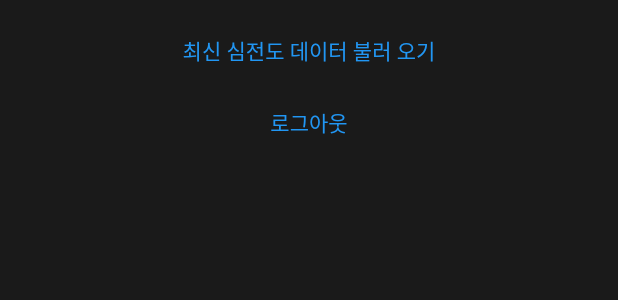
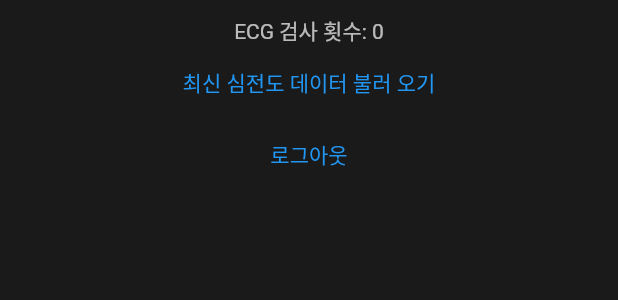
Before and after one commit to JaeeunSkywalker/heart365-for-fitbit, a Flutter app: the MyDataWidget widget shown alone on an empty page, opened directly, after a tap on "최신 심전도 데이터 불러 오기", on a phone screen of 412 x 824 dp. Shown: the top 300 px of the screen. Run offline on Flutter 3.47's test engine with Material 2 defaults, Android fonts, the phone set to English and light mode, and no system bars; our stand-ins replace dio, flutter_riverpod, flutter_secure_storage, riverpod, rxdart, webview_flutter; accounts and stored records are empty; network calls fail.

Commit message:
Chore: ECG 검사 횟수 나오게 함, ECG 데이터를 가장 최신 데이터부터 내림차순으로 정렬

```diff
--- a/lib/views/my_data_widget.dart
+++ b/lib/views/my_data_widget.dart
@@ -25,6 +25,7 @@ class MyDataWidgetState extends ConsumerState<MyDataWidget> {
   String? ecgDataFromFile;
   static const storage = StorageService.storage;
   var service = FitbitApiService();
+  int numberOfEcgReadings = 0;
 
   //페이지네이션을 위한 현재 페이지 인덱스
   int pageIndex = 0;
@@ -57,9 +58,11 @@ class MyDataWidgetState extends ConsumerState<MyDataWidget> {
               if (snapshot.hasData) {
                 return Column(
                   children: [
-                    Text('데이터 기록 시간: ${formattedDate(snapshot.data!.startTime)}'),
+                    Text(
+                        '데이터 기록 시간: ${formattedDate(snapshot.data!.startTime)}'),
                     Text('ECG 측정 시 평균 심박수: ${snapshot.data!.averageHeartRate}'),
-                    Text('ECG 결과: ${getKoreanClassification(snapshot.data!.resultClassification)}'),
+                    Text(
+                        'ECG 결과: ${getKoreanClassification(snapshot.data!.resultClassification)}'),
                     const SizedBox(height: 40.0),
                     CustomPaint(
                       painter: EcgPainter(data: snapshot.data!.waveformSamples),
@@ -86,13 +89,14 @@ class MyDataWidgetState extends ConsumerState<MyDataWidget> {
                   Text("${pageIndex + 1}"), // 사용자에게는 1부터 시작하는 번호로 보여줍니다.
                   IconButton(
                     icon: const Icon(Icons.arrow_right),
-                    onPressed: pageIndex < 2
+                    onPressed: pageIndex < numberOfEcgReadings - 1
                         ? _incrementPageIndex
                         : null, // 마지막 페이지면 비활성화
                   ),
                 ],
               )
             : Container(),
+        Text('ECG 검사 횟수: $numberOfEcgReadings'),
         TextButton(
           //index는 0부터 시작한다.
           //나는 핏빗에 ECG 데이터를 3개만 저장했다.
@@ -149,6 +153,7 @@ class MyDataWidgetState extends ConsumerState<MyDataWidget> {
     //pageIndex를 기반으로 데이터 가져 오기.
     final waveformSamples = List<int>.from(
         ecgDataDecodedFromJson['readings'][pageIndex]['waveformSamples']);
+    numberOfEcgReadings = ecgDataDecodedFromJson['readings'].length;
     final startTime =
         ecgDataDecodedFromJson['readings'][pageIndex]['startTime'];
     final averageHeartRate =
```
